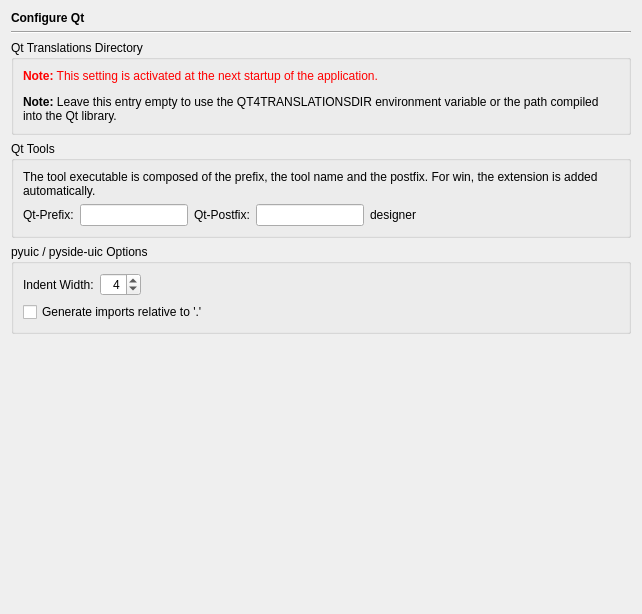
pycom/EricShort, file Preferences/ConfigurationPages/QtPage.ui: the form before one commit.
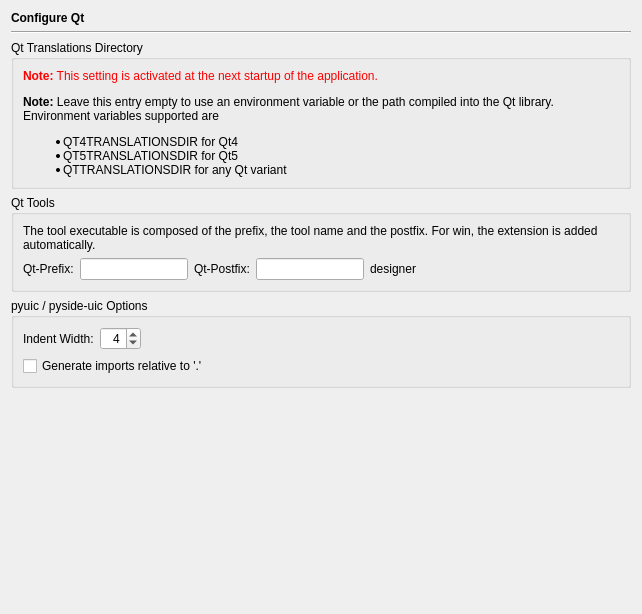
The form after the commit. Custom widgets are drawn as their Qt base class.

```diff
--- a/Preferences/ConfigurationPages/QtPage.ui
+++ b/Preferences/ConfigurationPages/QtPage.ui
@@ -63,7 +63,12 @@
       <item>
        <widget class="QLabel" name="textLabel1_2_4">
         <property name="text">
-         <string>&lt;b&gt;Note:&lt;/b&gt; Leave this entry empty to use the QT4TRANSLATIONSDIR environment variable or the path compiled into the Qt library.</string>
+         <string>&lt;b&gt;Note:&lt;/b&gt; Leave this entry empty to use an environment variable or the path compiled into the Qt library. Environment variables supported are
+&lt;ul&gt;
+&lt;li&gt;QT4TRANSLATIONSDIR for Qt4&lt;/li&gt;
+&lt;li&gt;QT5TRANSLATIONSDIR for Qt5&lt;/li&gt;
+&lt;li&gt;QTTRANSLATIONSDIR for any Qt variant&lt;/li&gt;
+&lt;/ul&gt;</string>
         </property>
         <property name="wordWrap">
          <bool>true</bool>
```
